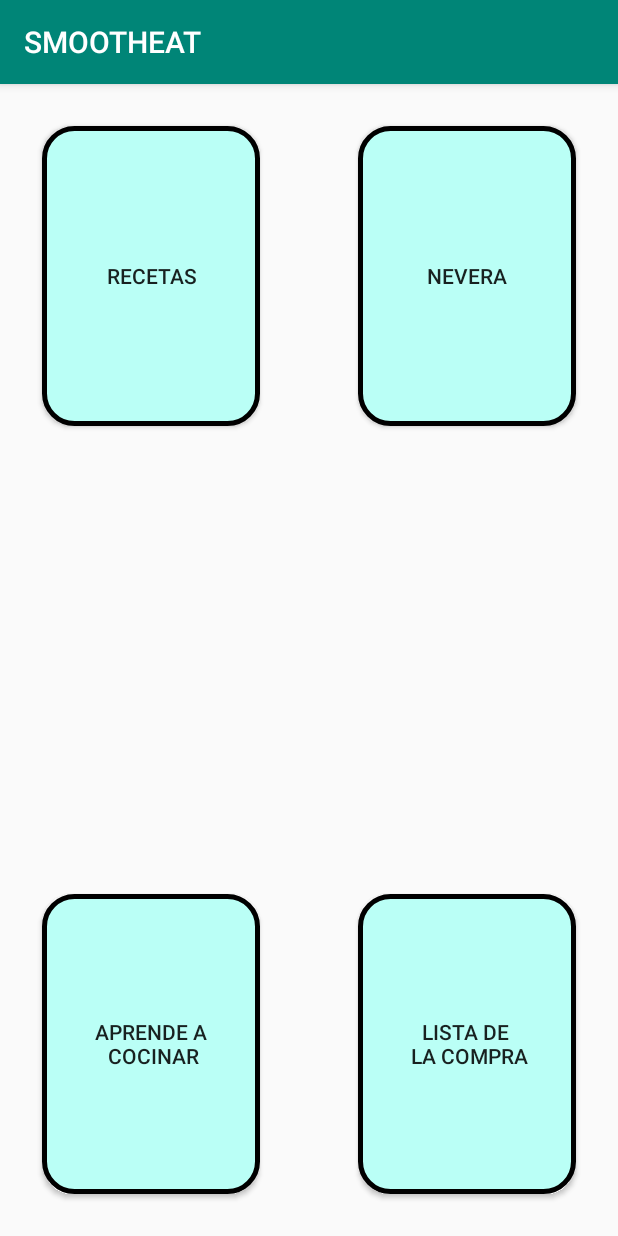
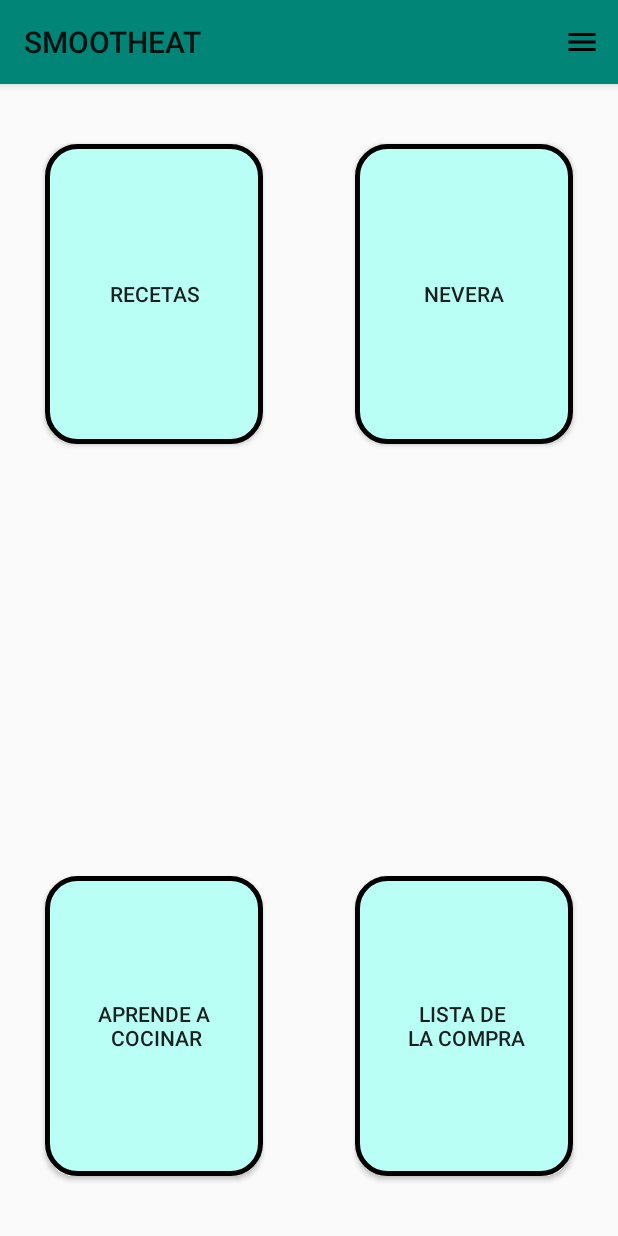
Before and after one commit to Mordorbeast/Smootheat, an Android app: the Pantalla_MenuPrincipal screen opened directly, with no data from a screen before it, on a phone screen of 412 x 824 dp. Run offline under Robolectric (Android 15) with nearby library versions, the phone set to English and light mode, and no system bars.

Commit message:
Creo listView en lista_compra, creo toolbar, creo listView en reectas (no funciona) y cambio cosillas

```diff
--- a/app/src/main/AndroidManifest.xml
+++ b/app/src/main/AndroidManifest.xml
@@ -18,9 +18,9 @@
         </activity>
         <activity android:name=".Pantalla_Registrarse">
         </activity>
-        <activity android:name=".Pantalla_lista_compra">
+        <activity android:name=".lista_pantalla_lista_compra">
         </activity>
-        <activity android:name=".Toolbar">
+        <activity android:name=".add_fila_lista_compra">
         </activity>
         <activity android:name=".Pantalla_recetas">
         </activity>
--- a/app/src/main/java/com/example/xavi/proyectoxavigimenez/ListAdapter.kt
+++ b/app/src/main/java/com/example/xavi/proyectoxavigimenez/ListAdapter.kt
@@ -23,7 +23,7 @@ class ListAdapter(private var activity : Activity, private var items : ArrayList
         val viewHolder: ViewHolder
         if (convertView == null) {
             val inflater = activity?.getSystemService(Context.LAYOUT_INFLATER_SERVICE) as LayoutInflater
-            view = inflater.inflate(R.layout.activity_pantalla_fila_listview, null)
+            view = inflater.inflate(R.layout.activity_fila_lista_compra, null)
             viewHolder = ViewHolder(view)
             view?.tag = viewHolder
         } else {
--- a/app/src/main/java/com/example/xavi/proyectoxavigimenez/Pantalla_MenuPrincipal.kt
+++ b/app/src/main/java/com/example/xavi/proyectoxavigimenez/Pantalla_MenuPrincipal.kt
@@ -3,6 +3,10 @@ package com.example.xavi.proyectoxavigimenez
 import android.content.Intent
 import android.support.v7.app.AppCompatActivity
 import android.os.Bundle
+import android.support.v7.widget.Toolbar
+import android.view.Menu
+import android.view.MenuItem
+import android.widget.Toast
 import kotlinx.android.synthetic.main.activity_pantalla__menu_principal.*
 
 class Pantalla_MenuPrincipal : AppCompatActivity() {
@@ -11,8 +15,10 @@ class Pantalla_MenuPrincipal : AppCompatActivity() {
         super.onCreate(savedInstanceState)
         setContentView(R.layout.activity_pantalla__menu_principal)
 
+        setSupportActionBar(my_toolbar as Toolbar)
+
         boton_recetas.setOnClickListener{
-            val intent1 = Intent(this, Pantalla_recetas::class.java)
+            val intent1 = Intent(this, lista_pantalla_recetas::class.java)
             startActivityForResult(intent1,1)
         }
 
@@ -27,10 +33,29 @@ class Pantalla_MenuPrincipal : AppCompatActivity() {
         }
 
         boton_lista_compra.setOnClickListener{
-            val intent4 = Intent(this, Pantalla_lista_compra::class.java)
+            val intent4 = Intent(this, lista_pantalla_lista_compra::class.java)
             startActivityForResult(intent4,1)
         }
 
 
     }
+
+
+    override fun onCreateOptionsMenu(menu: Menu?): Boolean {
+        menuInflater.inflate(R.menu.menu_action_bar, menu)
+        return true
+    }
+
+    override fun onOptionsItemSelected(item: MenuItem?): Boolean {
+        when(item?.itemId) {
+            R.id.menu -> showToast("Menú")
+        }
+
+        return super.onOptionsItemSelected(item)
+    }
+
+    private fun showToast(s: String) {
+        Toast.makeText(this, s, Toast.LENGTH_LONG).show()
+    }
+
 }
--- /dev/null
+++ b/app/src/main/res/drawable/ic_menu_black_24dp.xml
@@ -0,0 +1,9 @@
+<vector xmlns:android="http://schemas.android.com/apk/res/android"
+        android:width="24dp"
+        android:height="24dp"
+        android:viewportWidth="24.0"
+        android:viewportHeight="24.0">
+    <path
+        android:fillColor="#FF000000"
+        android:pathData="M3,18h18v-2L3,16v2zM3,13h18v-2L3,11v2zM3,6v2h18L21,6L3,6z"/>
+</vector>
--- a/app/src/main/res/layout/activity_pantalla__menu_principal.xml
+++ b/app/src/main/res/layout/activity_pantalla__menu_principal.xml
@@ -7,38 +7,39 @@
         android:layout_height="match_parent"
         tools:context=".Pantalla_MenuPrincipal">
 
-    <!-- <include android:id="@+id/my_toolbar" layout="@layout/activity_toolbar"/> -->
+     <include android:id="@+id/my_toolbar" layout="@layout/activity_toolbar"/>
 
     <Button
             android:text="@string/menuPrincipal_recetas"
             android:layout_width="145dp"
             android:layout_height="200dp"
             android:id="@+id/boton_recetas" app:layout_constraintStart_toStartOf="parent"
-            android:layout_marginStart="28dp"
-            android:layout_marginTop="28dp" app:layout_constraintTop_toTopOf="parent"
-            android:background="@drawable/boton_redondo"/>
+            android:layout_marginStart="30dp"
+            android:background="@drawable/boton_redondo" android:layout_marginTop="40dp"
+            app:layout_constraintTop_toBottomOf="@+id/my_toolbar"/>
     <Button
             android:text="@string/menuPrincipal_nevera"
             android:layout_width="145dp"
             android:layout_height="200dp"
-            android:id="@+id/boton_nevera" android:layout_marginTop="28dp"
-            app:layout_constraintTop_toTopOf="parent" app:layout_constraintEnd_toEndOf="parent"
-            android:layout_marginEnd="28dp"
-            android:background="@drawable/boton_redondo"/>
+            android:id="@+id/boton_nevera"
+            app:layout_constraintEnd_toEndOf="parent"
+            android:layout_marginEnd="30dp"
+            android:background="@drawable/boton_redondo" android:layout_marginTop="40dp"
+            app:layout_constraintTop_toBottomOf="@+id/my_toolbar"/>
     <Button
             android:text="@string/menuPrincipal_aprende_a_cocinar"
             android:layout_width="145dp"
             android:layout_height="200dp"
             android:id="@+id/boton_aprende_a_cocinar" app:layout_constraintStart_toStartOf="parent"
-            android:layout_marginStart="28dp"
-            android:layout_marginBottom="28dp" app:layout_constraintBottom_toBottomOf="parent"
+            android:layout_marginStart="30dp"
+            android:layout_marginBottom="40dp" app:layout_constraintBottom_toBottomOf="parent"
             android:background="@drawable/boton_redondo"/>
     <Button
             android:text="@string/menuPrincipal_lista_de_la_compra"
             android:layout_width="145dp"
             android:layout_height="200dp"
-            android:id="@+id/boton_lista_compra" android:layout_marginBottom="28dp"
+            android:id="@+id/boton_lista_compra" android:layout_marginBottom="40dp"
             app:layout_constraintBottom_toBottomOf="parent" app:layout_constraintEnd_toEndOf="parent"
-            android:layout_marginEnd="28dp"
+            android:layout_marginEnd="30dp"
             android:background="@drawable/boton_redondo"/>
 </android.support.constraint.ConstraintLayout>
--- a/app/src/main/res/menu/menu_action_bar.xml
+++ b/app/src/main/res/menu/menu_action_bar.xml
@@ -1,16 +1,11 @@
 <?xml version="1.0" encoding="utf-8"?>
 <menu xmlns:app="http://schemas.android.com/apk/res-auto" xmlns:android="http://schemas.android.com/apk/res/android" >
 
-    <!-- "Mark Favorite", should appear as action button if possible -->
-    <item
-            android:id="@+id/action_favorite"
-            android:icon="@drawable/ic_autorenew_black_24dp"
-            android:title="@string/action_refresh"
-            app:showAsAction="ifRoom"/>
-
     <!-- Settings, should always be in the overflow -->
-    <item android:id="@+id/action_settings"
-          android:title="@string/action_settings"
-          app:showAsAction="never"/>
+    <item android:id="@+id/menu"
+          android:icon="@drawable/ic_menu_black_24dp"
+          app:showAsAction="always"
+          android:title="menu"
+    />
 
 </menu>
--- a/app/src/main/res/values/styles.xml
+++ b/app/src/main/res/values/styles.xml
@@ -1,7 +1,7 @@
 <resources>
 
     <!-- Base application theme. -->
-    <style name="AppTheme" parent="Theme.AppCompat.Light.DarkActionBar">  <!-- NoActionBar -->
+    <style name="AppTheme" parent="Theme.AppCompat.Light.NoActionBar">  <!-- DarkActionBar -->
         <!-- Customize your theme here. -->
         <item name="colorPrimary">@color/colorPrimary</item>
         <item name="colorPrimaryDark">@color/colorPrimaryDark</item>
--- a/build.gradle
+++ b/build.gradle
@@ -1,15 +1,15 @@
 // Top-level build file where you can add configuration options common to all sub-projects/modules.
 
 buildscript {
-    ext.kotlin_version = '1.2.71'
+    ext.kotlin_version = '1.3.0' //1.2.71
     repositories {
         google()
         jcenter()
     }
     dependencies {
-        classpath 'com.android.tools.build:gradle:3.2.1'
+        classpath 'com.android.tools.build:gradle:3.3.2'
         classpath "org.jetbrains.kotlin:kotlin-gradle-plugin:$kotlin_version"
-
+        classpath 'com.google.gms:google-services:4.2.0'
         // NOTE: Do not place your application dependencies here; they belong
         // in the individual module build.gradle files
     }
```
Also changed, not shown: app/build.gradle (+14 -0 lines), app/src/main/java/com/example/xavi/proyectoxavigimenez/Pantalla_lista_compra.kt (deleted, +0 -32 lines), app/src/main/java/com/example/xavi/proyectoxavigimenez/Toolbar.kt (deleted, +0 -18 lines), app/src/main/java/com/example/xavi/proyectoxavigimenez/add_fila_lista_compra.kt (added, +40 -0 lines), app/src/main/java/com/example/xavi/proyectoxavigimenez/lista_pantalla_lista_compra.kt (added, +110 -0 lines), app/src/main/java/com/example/xavi/proyectoxavigimenez/lista_pantalla_recetas.kt (added, +80 -0 lines), app/src/main/res/layout/activity_fila_receta.xml (added, +54 -0 lines), app/src/main/res/layout/activity_pantalla_lista_compra.xml (+16 -11 lines), app/src/main/res/layout/activity_pantalla_recetas.xml (+9 -0 lines), app/src/main/res/layout/add_fila_lista_compra.xml (added, +37 -0 lines), app/src/main/res/layout/activity_fila_lista_compra.xml (renamed from app/src/main/res/layout/activity_pantalla_fila_listview.xml), gradle/wrapper/gradle-wrapper.properties.
